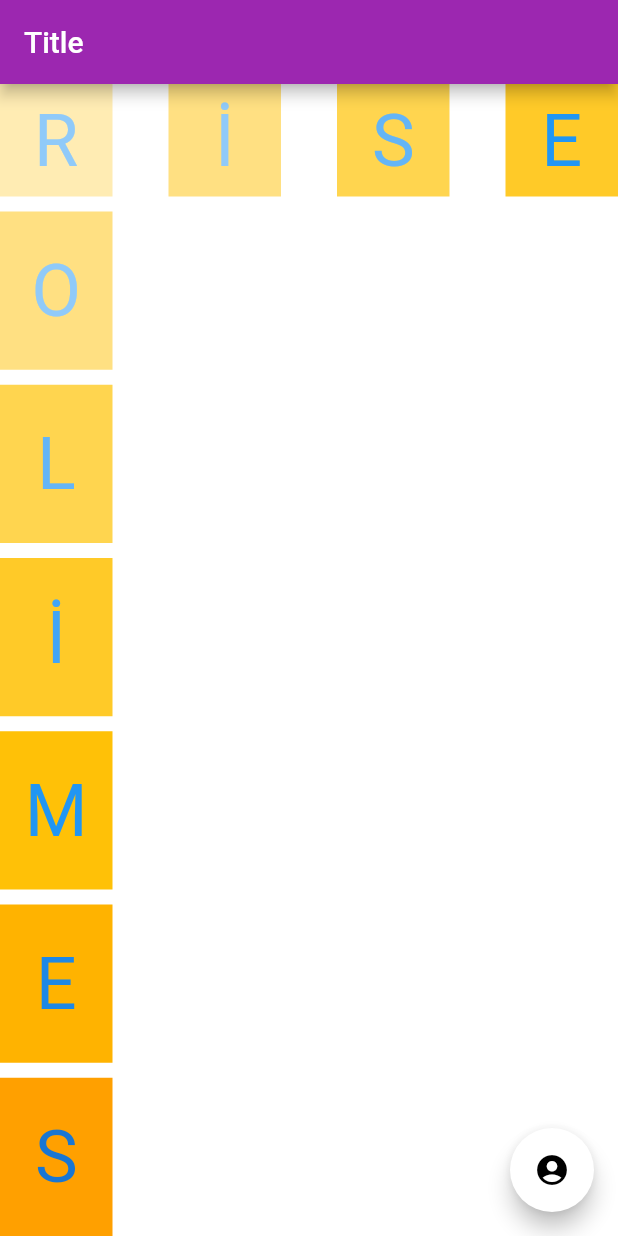
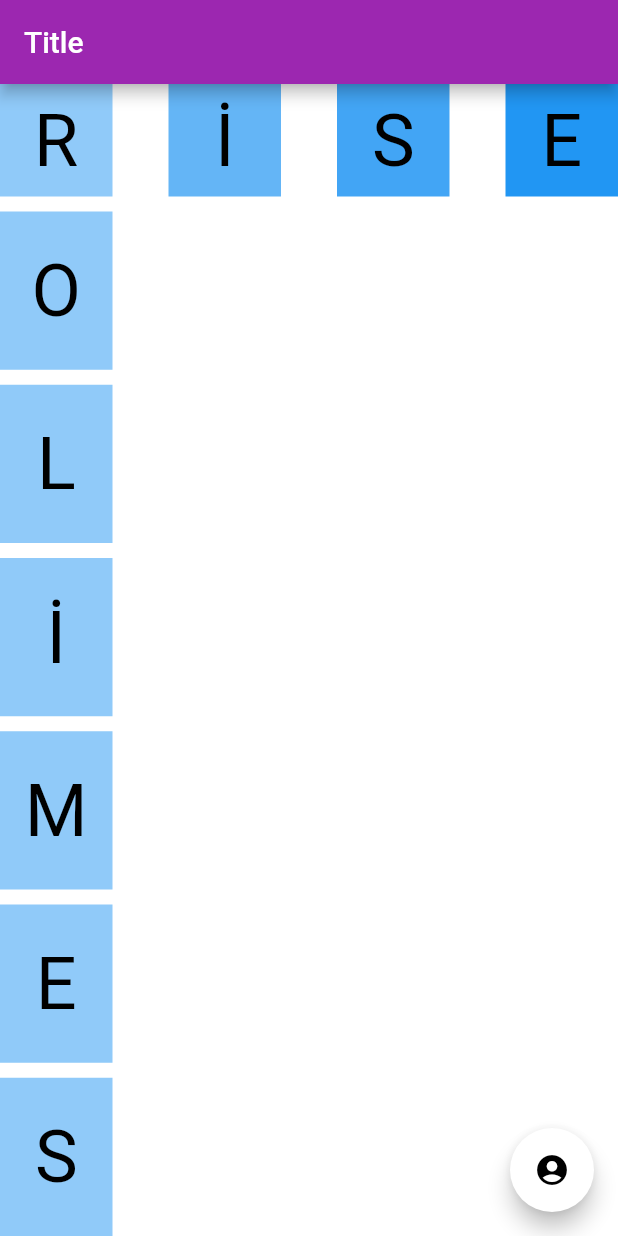
Before and after one commit to Gokdenizsari/Flutter_first_app, a Flutter app: the screen it shows after launch, on a phone screen of 412 x 824 dp. Run offline on Flutter 3.47's test engine with Material 2 defaults, Android fonts, the phone set to English and light mode, and no system bars.

Commit message:
Update main.dart

```diff
--- a/lib/main.dart
+++ b/lib/main.dart
@@ -5,9 +5,27 @@ void main() {
 }
 
 class MyApp extends StatelessWidget {
+  Container containerolusumu(String Harf, Color renk, {double margin = 0}) {
+    return Container(
+      width: 75,
+      height: 75,
+      alignment: Alignment.center,
+      margin: EdgeInsets.only(top: margin),
+      color: renk,
+      child: Text(
+        Harf,
+        style: TextStyle(fontSize: 48, color: Colors.black),
+      ),
+    );
+  }
+
   Row dartRowOlustur() {
     return Row(mainAxisAlignment: MainAxisAlignment.spaceBetween, children: [
-      Container(
+      containerolusumu("R", Colors.blue.shade200),
+      containerolusumu("İ", Colors.blue.shade300),
+      containerolusumu("S", Colors.blue.shade400),
+      containerolusumu("E", Colors.blue.shade500)
+      /*Container(
         width: 75,
         height: 75,
         alignment: Alignment.center,
@@ -46,7 +64,7 @@ class MyApp extends StatelessWidget {
           "E",
           style: TextStyle(fontSize: 48, color: Colors.blue.shade500),
         ),
-      ),
+      ),*/
     ]);
   }
 
@@ -54,86 +72,22 @@ class MyApp extends StatelessWidget {
     return Column(
       children: [
         Expanded(
-          child: Container(
-            width: 75,
-            height: 75,
-            margin: EdgeInsets.only(
-              top: 10,
-            ),
-            color: Colors.amber.shade200,
-            alignment: Alignment.center,
-            child: Text(
-              "O",
-              style: TextStyle(fontSize: 48, color: Colors.blue.shade200),
-            ),
-          ),
+          child: containerolusumu("O", Colors.blue.shade200, margin: 10),
         ),
         Expanded(
-          child: Container(
-            width: 75,
-            height: 75,
-            margin: EdgeInsets.only(
-              top: 10,
-            ),
-            color: Colors.amber.shade300,
-            alignment: Alignment.center,
-            child: Text(
-              "L",
-              style: TextStyle(fontSize: 48, color: Colors.blue.shade300),
-            ),
-          ),
+          child: containerolusumu("L", Colors.blue.shade200, margin: 10),
         ),
         Expanded(
-          child: Container(
-            width: 75,
-            height: 75,
-            margin: EdgeInsets.only(top: 10),
-            color: Colors.amber.shade400,
-            alignment: Alignment.center,
-            child: Text(
-              "İ",
-              style: TextStyle(fontSize: 48, color: Colors.blue.shade400),
-            ),
-          ),
+          child: containerolusumu("İ", Colors.blue.shade200, margin: 10),
         ),
         Expanded(
-          child: Container(
-            width: 75,
-            height: 75,
-            margin: EdgeInsets.only(top: 10),
-            color: Colors.amber.shade500,
-            alignment: Alignment.center,
-            child: Text(
-              "M",
-              style: TextStyle(fontSize: 48, color: Colors.blue.shade500),
-            ),
-          ),
+          child: containerolusumu("M", Colors.blue.shade200, margin: 10),
         ),
         Expanded(
-          child: Container(
-            width: 75,
-            height: 75,
-            margin: EdgeInsets.only(top: 10),
-            color: Colors.amber.shade600,
-            alignment: Alignment.center,
-            child: Text(
-              "E",
-              style: TextStyle(fontSize: 48, color: Colors.blue.shade600),
-            ),
-          ),
+          child: containerolusumu("E", Colors.blue.shade200, margin: 10),
         ),
         Expanded(
-          child: Container(
-            width: 75,
-            height: 75,
-            margin: EdgeInsets.only(top: 10),
-            color: Colors.amber.shade700,
-            alignment: Alignment.center,
-            child: Text(
-              "S",
-              style: TextStyle(fontSize: 48, color: Colors.blue.shade700),
-            ),
-          ),
+          child: containerolusumu("S", Colors.blue.shade200, margin: 10),
         )
       ],
     );
```
